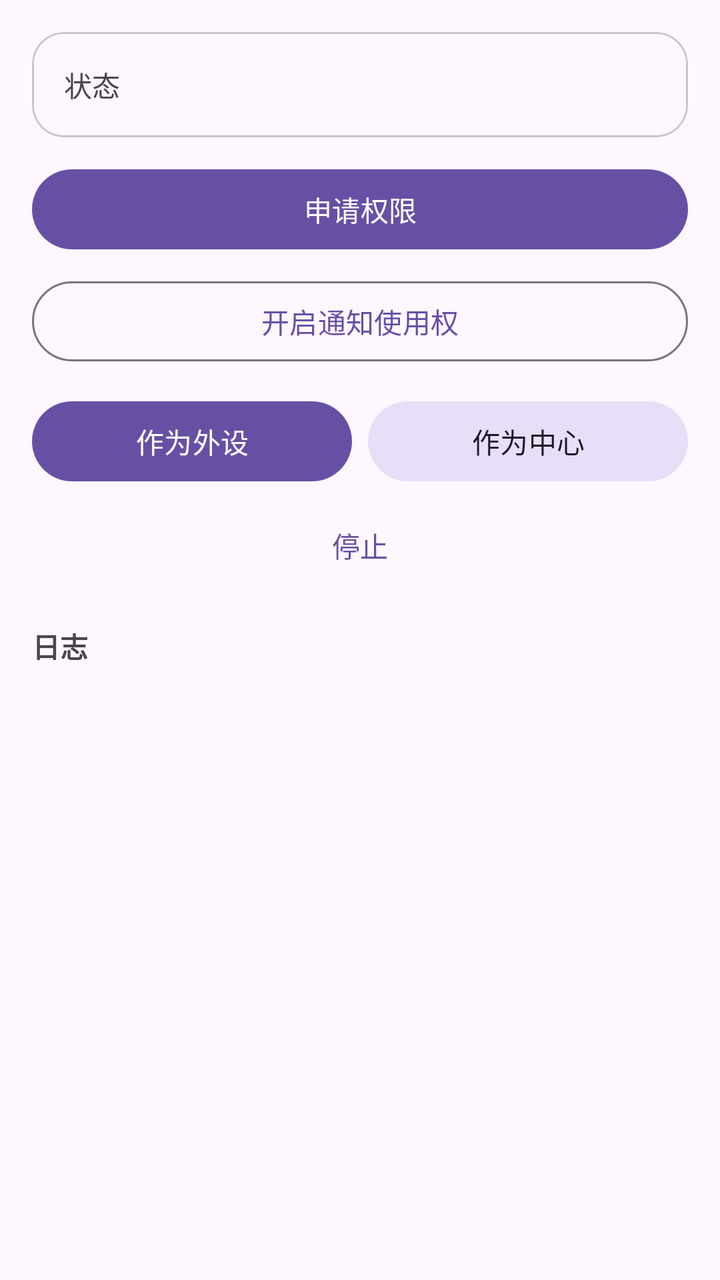
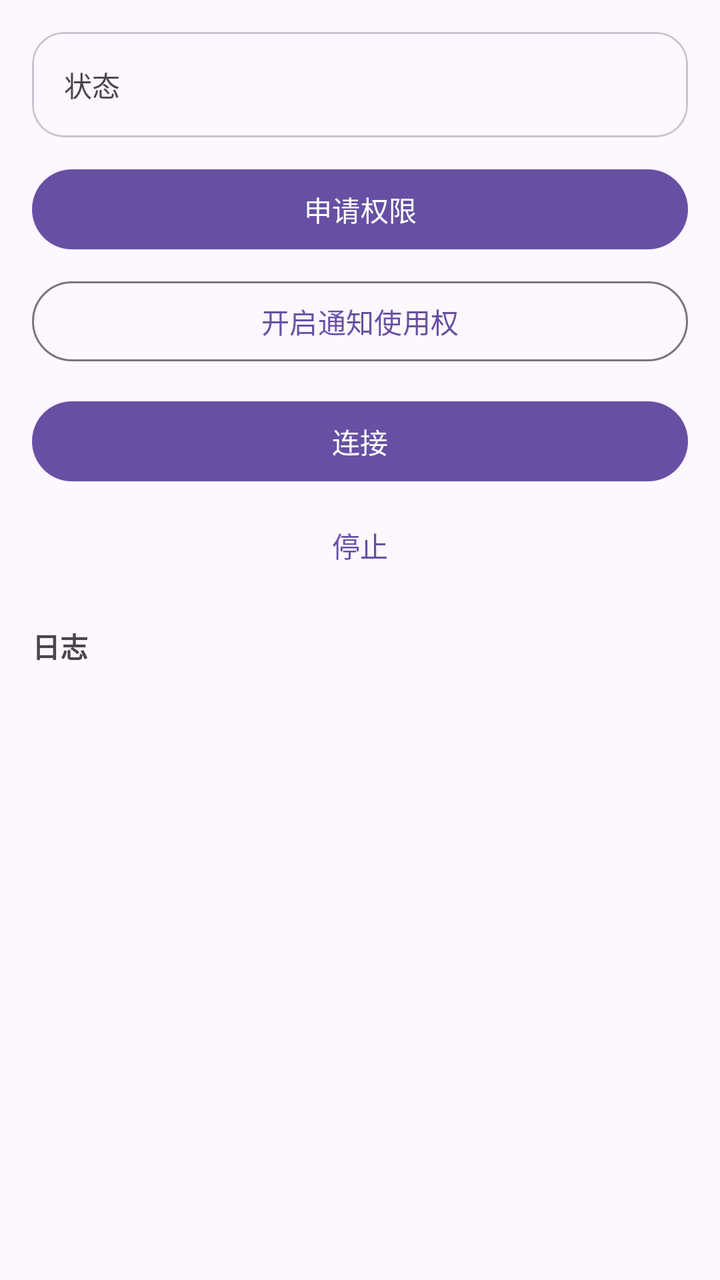

Two renders of the same Android screen: before a commit and after it. Below are the layout's source before the change and the commit's diff.
<!-- AndroidManifest.xml: application theme Theme.NotifRelay -->
<!-- res/layout/fragment_connection.xml -->
<?xml version="1.0" encoding="utf-8"?>
<LinearLayout xmlns:android="http://schemas.android.com/apk/res/android"
    xmlns:app="http://schemas.android.com/apk/res-auto"
    android:layout_width="match_parent"
    android:layout_height="match_parent"
    android:orientation="vertical"
    android:padding="16dp">

    <com.google.android.material.card.MaterialCardView
        android:layout_width="match_parent"
        android:layout_height="wrap_content"
        app:cardCornerRadius="16dp"
        app:cardElevation="0dp">

        <TextView
            android:id="@+id/tv_status"
            android:layout_width="match_parent"
            android:layout_height="wrap_content"
            android:padding="16dp"
            android:text="状态"
            android:textSize="14sp" />
    </com.google.android.material.card.MaterialCardView>

    <com.google.android.material.button.MaterialButton
        android:id="@+id/btn_permissions"
        android:layout_width="match_parent"
        android:layout_height="wrap_content"
        android:layout_marginTop="12dp"
        android:text="申请权限" />

    <com.google.android.material.button.MaterialButton
        android:id="@+id/btn_listener"
        style="@style/Widget.Material3.Button.OutlinedButton"
        android:layout_width="match_parent"
        android:layout_height="wrap_content"
        android:layout_marginTop="8dp"
        android:text="开启通知使用权" />

    <LinearLayout
        android:layout_width="match_parent"
        android:layout_height="wrap_content"
        android:layout_marginTop="12dp"
        android:orientation="horizontal">

        <com.google.android.material.button.MaterialButton
            android:id="@+id/btn_peripheral"
            android:layout_width="0dp"
            android:layout_height="wrap_content"
            android:layout_weight="1"
            android:text="作为外设" />

        <com.google.android.material.button.MaterialButton
            android:id="@+id/btn_central"
            style="@style/Widget.Material3.Button.TonalButton"
            android:layout_width="0dp"
            android:layout_height="wrap_content"
            android:layout_marginStart="8dp"
            android:layout_weight="1"
            android:text="作为中心" />
    </LinearLayout>

    <com.google.android.material.button.MaterialButton
        android:id="@+id/btn_stop"
        style="@style/Widget.Material3.Button.TextButton"
        android:layout_width="match_parent"
        android:layout_height="wrap_content"
        android:layout_marginTop="4dp"
        android:text="停止" />

    <TextView
        android:layout_width="match_parent"
        android:layout_height="wrap_content"
        android:layout_marginTop="16dp"
        android:text="日志"
        android:textStyle="bold" />

    <ScrollView
        android:id="@+id/scroll_log"
        android:layout_width="match_parent"
        android:layout_height="0dp"
        android:layout_marginTop="4dp"
        android:layout_weight="1">

        <TextView
            android:id="@+id/tv_log"
            android:layout_width="match_parent"
            android:layout_height="wrap_content"
            android:fontFamily="monospace"
            android:textIsSelectable="true"
            android:textSize="12sp" />
    </ScrollView>

</LinearLayout>
<!-- resources referenced by this layout -->
<resources>
  <style name="Theme.NotifRelay" parent="Theme.Material3.DayNight.NoActionBar" />
</resources>

<!-- the commit's change to res/layout/fragment_connection.xml (unified diff, before → after) -->
@@ -36,28 +36,12 @@
         android:layout_marginTop="8dp"
         android:text="开启通知使用权" />
 
-    <LinearLayout
+    <com.google.android.material.button.MaterialButton
+        android:id="@+id/btn_connect"
         android:layout_width="match_parent"
         android:layout_height="wrap_content"
         android:layout_marginTop="12dp"
-        android:orientation="horizontal">
-
-        <com.google.android.material.button.MaterialButton
-            android:id="@+id/btn_peripheral"
-            android:layout_width="0dp"
-            android:layout_height="wrap_content"
-            android:layout_weight="1"
-            android:text="作为外设" />
-
-        <com.google.android.material.button.MaterialButton
-            android:id="@+id/btn_central"
-            style="@style/Widget.Material3.Button.TonalButton"
-            android:layout_width="0dp"
-            android:layout_height="wrap_content"
-            android:layout_marginStart="8dp"
-            android:layout_weight="1"
-            android:text="作为中心" />
-    </LinearLayout>
+        android:text="连接" />
 
     <com.google.android.material.button.MaterialButton
         android:id="@+id/btn_stop"
